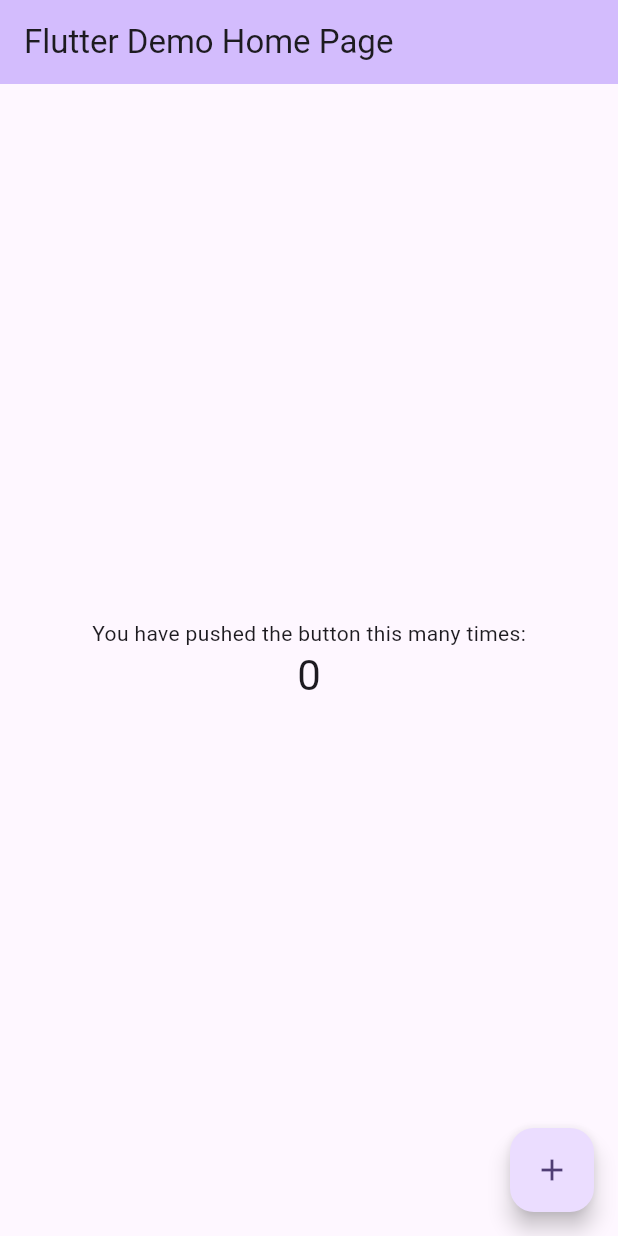
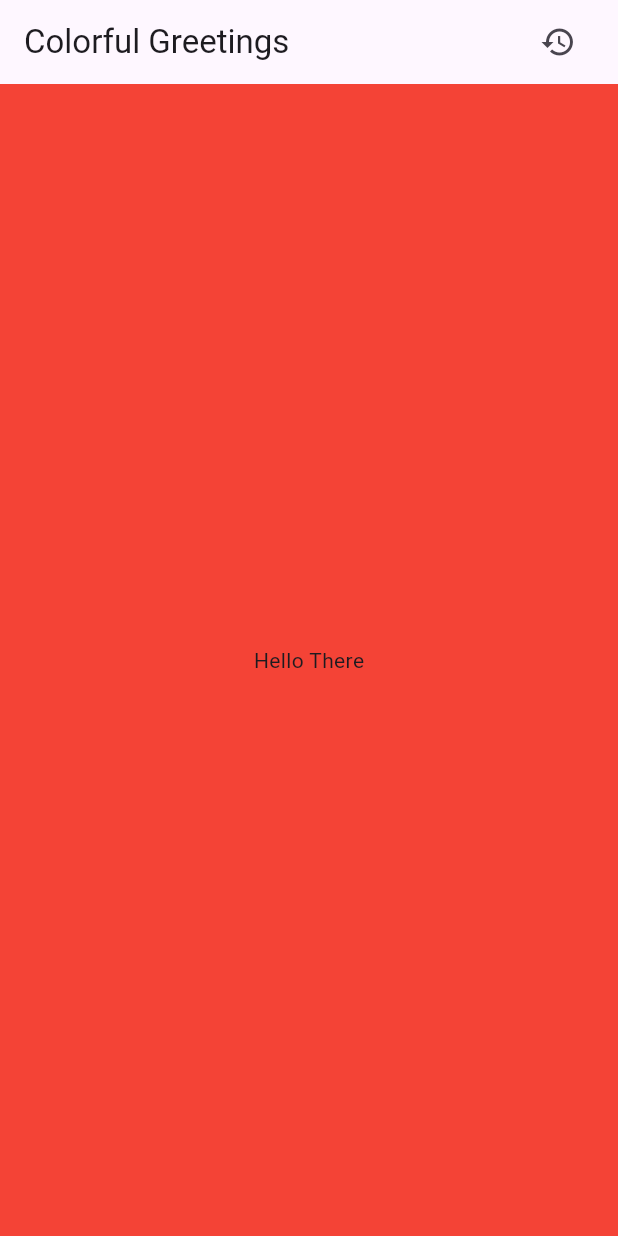
Before and after one commit to UbohyiPetro/colorful_greetings, a Flutter app: the screen it shows after launch, on a phone screen of 412 x 824 dp. Run offline on Flutter 3.47's test engine with Material 3 defaults, Android fonts, the phone set to English and light mode, and no system bars.

Commit message:
CG-2: design home screen

```diff
--- /dev/null
+++ b/lib/home/ui/home_screen.dart
@@ -0,0 +1,36 @@
+import 'package:flutter/material.dart';
+
+// ignore: public_member_api_docs
+class HomeScreen extends StatelessWidget {
+  // ignore: public_member_api_docs
+  const HomeScreen({super.key});
+
+  @override
+  Widget build(BuildContext context) {
+    return GestureDetector(
+      onTap: () {},
+      child: Scaffold(
+        backgroundColor: Colors.red,
+        appBar: AppBar(
+          actions: [
+            Padding(
+              padding: const EdgeInsets.only(right: 16.0),
+              child: IconButton(
+                onPressed: () {},
+                icon: const Icon(
+                  Icons.history,
+                ),
+              ),
+            ),
+          ],
+          title: const Text("Colorful Greetings"),
+        ),
+        body: const SafeArea(
+          child: Center(
+            child: Text('Hello There'),
+          ),
+        ),
+      ),
+    );
+  }
+}
--- a/lib/main.dart
+++ b/lib/main.dart
@@ -1,125 +1,19 @@
+import 'package:colorful_greetings/home/ui/home_screen.dart';
 import 'package:flutter/material.dart';
 
 void main() {
-  runApp(const MyApp());
+  runApp(const ColorfulGreetings());
 }
 
-class MyApp extends StatelessWidget {
-  const MyApp({super.key});
+// ignore: public_member_api_docs
+class ColorfulGreetings extends StatelessWidget {
+  // ignore: public_member_api_docs
+  const ColorfulGreetings({super.key});
 
-  // This widget is the root of your application.
   @override
   Widget build(BuildContext context) {
-    return MaterialApp(
-      title: 'Flutter Demo',
-      theme: ThemeData(
-        // This is the theme of your application.
-        //
-        // TRY THIS: Try running your application with "flutter run". You'll see
-        // the application has a purple toolbar. Then, without quitting the app,
-        // try changing the seedColor in the colorScheme below to Colors.green
-        // and then invoke "hot reload" (save your changes or press the "hot
-        // reload" button in a Flutter-supported IDE, or press "r" if you used
-        // the command line to start the app).
-        //
-        // Notice that the counter didn't reset back to zero; the application
-        // state is not lost during the reload. To reset the state, use hot
-        // restart instead.
-        //
-        // This works for code too, not just values: Most code changes can be
-        // tested with just a hot reload.
-        colorScheme: ColorScheme.fromSeed(seedColor: Colors.deepPurple),
-        useMaterial3: true,
-      ),
-      home: const MyHomePage(title: 'Flutter Demo Home Page'),
+    return const MaterialApp(
+      home: HomeScreen(),
     );
   }
 }
-
-class MyHomePage extends StatefulWidget {
-  const MyHomePage({super.key, required this.title});
-
-  // This widget is the home page of your application. It is stateful, meaning
-  // that it has a State object (defined below) that contains fields that affect
-  // how it looks.
-
-  // This class is the configuration for the state. It holds the values (in this
-  // case the title) provided by the parent (in this case the App widget) and
-  // used by the build method of the State. Fields in a Widget subclass are
-  // always marked "final".
-
-  final String title;
-
-  @override
-  State<MyHomePage> createState() => _MyHomePageState();
-}
-
-class _MyHomePageState extends State<MyHomePage> {
-  int _counter = 0;
-
-  void _incrementCounter() {
-    setState(() {
-      // This call to setState tells the Flutter framework that something has
-      // changed in this State, which causes it to rerun the build method below
-      // so that the display can reflect the updated values. If we changed
-      // _counter without calling setState(), then the build method would not be
-      // called again, and so nothing would appear to happen.
-      _counter++;
-    });
-  }
-
-  @override
-  Widget build(BuildContext context) {
-    // This method is rerun every time setState is called, for instance as done
-    // by the _incrementCounter method above.
-    //
-    // The Flutter framework has been optimized to make rerunning build methods
-    // fast, so that you can just rebuild anything that needs updating rather
-    // than having to individually change instances of widgets.
-    return Scaffold(
-      appBar: AppBar(
-        // TRY THIS: Try changing the color here to a specific color (to
-        // Colors.amber, perhaps?) and trigger a hot reload to see the AppBar
-        // change color while the other colors stay the same.
-        backgroundColor: Theme.of(context).colorScheme.inversePrimary,
-        // Here we take the value from the MyHomePage object that was created by
-        // the App.build method, and use it to set our appbar title.
-        title: Text(widget.title),
-      ),
-      body: Center(
-        // Center is a layout widget. It takes a single child and positions it
-        // in the middle of the parent.
-        child: Column(
-          // Column is also a layout widget. It takes a list of children and
-          // arranges them vertically. By default, it sizes itself to fit its
-          // children horizontally, and tries to be as tall as its parent.
-          //
-          // Column has various properties to control how it sizes itself and
-          // how it positions its children. Here we use mainAxisAlignment to
-          // center the children vertically; the main axis here is the vertical
-          // axis because Columns are vertical (the cross axis would be
-          // horizontal).
-          //
-          // TRY THIS: Invoke "debug painting" (choose the "Toggle Debug Paint"
-          // action in the IDE, or press "p" in the console), to see the
-          // wireframe for each widget.
-          mainAxisAlignment: MainAxisAlignment.center,
-          children: <Widget>[
-            const Text(
-              'You have pushed the button this many times:',
-            ),
-            Text(
-              '$_counter',
-              style: Theme.of(context).textTheme.headlineMedium,
-            ),
-          ],
-        ),
-      ),
-      floatingActionButton: FloatingActionButton(
-        onPressed: _incrementCounter,
-        tooltip: 'Increment',
-        child: const Icon(Icons.add),
-      ), // This trailing comma makes auto-formatting nicer for build methods.
-    );
-  }
-}
```
Also changed, not shown: 1 other file.
